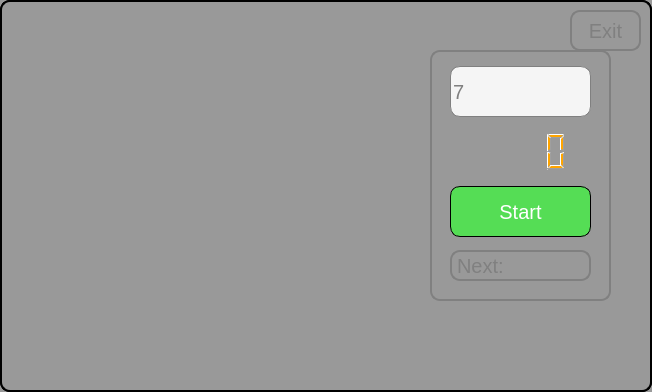
off-border/ShulteQt, file sulte.ui: the form before one commit.
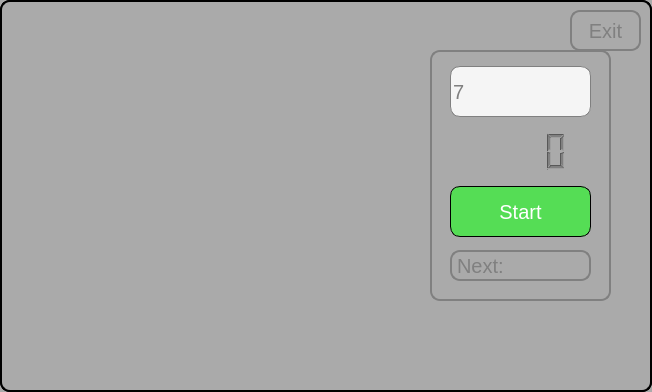
The form after the commit. Custom widgets are drawn as their Qt base class.

The edit to the form file:
```diff
--- a/sulte.ui
+++ b/sulte.ui
@@ -21,7 +21,7 @@
 	color: gray;
 }
 QWidget{
-	background-color:#999999
+	background-color:#aaa;
 }</string>
   </property>
   <widget class="QWidget" name="ebaniyWidget">
@@ -281,9 +281,234 @@
        <height>51</height>
       </rect>
      </property>
+     <property name="palette">
+      <palette>
+       <active>
+        <colorrole role="WindowText">
+         <brush brushstyle="SolidPattern">
+          <color alpha="255">
+           <red>79</red>
+           <green>79</green>
+           <blue>79</blue>
+          </color>
+         </brush>
+        </colorrole>
+        <colorrole role="Button">
+         <brush brushstyle="SolidPattern">
+          <color alpha="255">
+           <red>170</red>
+           <green>170</green>
+           <blue>170</blue>
+          </color>
+         </brush>
+        </colorrole>
+        <colorrole role="Light">
+         <brush brushstyle="SolidPattern">
+          <color alpha="255">
+           <red>88</red>
+           <green>88</green>
+           <blue>88</blue>
+          </color>
+         </brush>
+        </colorrole>
+        <colorrole role="Text">
+         <brush brushstyle="SolidPattern">
+          <color alpha="255">
+           <red>128</red>
+           <green>128</green>
+           <blue>128</blue>
+          </color>
+         </brush>
+        </colorrole>
+        <colorrole role="BrightText">
+         <brush brushstyle="SolidPattern">
+          <color alpha="255">
+           <red>88</red>
+           <green>88</green>
+           <blue>88</blue>
+          </color>
+         </brush>
+        </colorrole>
+        <colorrole role="ButtonText">
+         <brush brushstyle="SolidPattern">
+          <color alpha="255">
+           <red>99</red>
+           <green>99</green>
+           <blue>99</blue>
+          </color>
+         </brush>
+        </colorrole>
+        <colorrole role="Base">
+         <brush brushstyle="SolidPattern">
+          <color alpha="255">
+           <red>170</red>
+           <green>170</green>
+           <blue>170</blue>
+          </color>
+         </brush>
+        </colorrole>
+        <colorrole role="Window">
+         <brush brushstyle="SolidPattern">
+          <color alpha="255">
+           <red>170</red>
+           <green>170</green>
+           <blue>170</blue>
+          </color>
+         </brush>
+        </colorrole>
+       </active>
+       <inactive>
+        <colorrole role="WindowText">
+         <brush brushstyle="SolidPattern">
+          <color alpha="255">
+           <red>79</red>
+           <green>79</green>
+           <blue>79</blue>
+          </color>
+         </brush>
+        </colorrole>
+        <colorrole role="Button">
+         <brush brushstyle="SolidPattern">
+          <color alpha="255">
+           <red>170</red>
+           <green>170</green>
+           <blue>170</blue>
+          </color>
+         </brush>
+        </colorrole>
+        <colorrole role="Light">
+         <brush brushstyle="SolidPattern">
+          <color alpha="255">
+           <red>88</red>
+           <green>88</green>
+           <blue>88</blue>
+          </color>
+         </brush>
+        </colorrole>
+        <colorrole role="Text">
+         <brush brushstyle="SolidPattern">
+          <color alpha="255">
+           <red>128</red>
+           <green>128</green>
+           <blue>128</blue>
+          </color>
+         </brush>
+        </colorrole>
+        <colorrole role="BrightText">
+         <brush brushstyle="SolidPattern">
+          <color alpha="255">
+           <red>88</red>
+           <green>88</green>
+           <blue>88</blue>
+          </color>
+         </brush>
+        </colorrole>
+        <colorrole role="ButtonText">
+         <brush brushstyle="SolidPattern">
+          <color alpha="255">
+           <red>99</red>
+           <green>99</green>
+           <blue>99</blue>
+          </color>
+         </brush>
+        </colorrole>
+        <colorrole role="Base">
+         <brush brushstyle="SolidPattern">
+          <color alpha="255">
+           <red>170</red>
+           <green>170</green>
+           <blue>170</blue>
+          </color>
+         </brush>
+        </colorrole>
+        <colorrole role="Window">
+         <brush brushstyle="SolidPattern">
+          <color alpha="255">
+           <red>170</red>
+           <green>170</green>
+           <blue>170</blue>
+          </color>
+         </brush>
+        </colorrole>
+       </inactive>
+       <disabled>
+        <colorrole role="WindowText">
+         <brush brushstyle="SolidPattern">
+          <color alpha="255">
+           <red>128</red>
+           <green>128</green>
+           <blue>128</blue>
+          </color>
+         </brush>
+        </colorrole>
+        <colorrole role="Button">
+         <brush brushstyle="SolidPattern">
+          <color alpha="255">
+           <red>170</red>
+           <green>170</green>
+           <blue>170</blue>
+          </color>
+         </brush>
+        </colorrole>
+        <colorrole role="Light">
+         <brush brushstyle="SolidPattern">
+          <color alpha="255">
+           <red>88</red>
+           <green>88</green>
+           <blue>88</blue>
+          </color>
+         </brush>
+        </colorrole>
+        <colorrole role="Text">
+         <brush brushstyle="SolidPattern">
+          <color alpha="255">
+           <red>128</red>
+           <green>128</green>
+           <blue>128</blue>
+          </color>
+         </brush>
+        </colorrole>
+        <colorrole role="BrightText">
+         <brush brushstyle="SolidPattern">
+          <color alpha="255">
+           <red>88</red>
+           <green>88</green>
+           <blue>88</blue>
+          </color>
+         </brush>
+        </colorrole>
+        <colorrole role="ButtonText">
+         <brush brushstyle="SolidPattern">
+          <color alpha="255">
+           <red>128</red>
+           <green>128</green>
+           <blue>128</blue>
+          </color>
+         </brush>
+        </colorrole>
+        <colorrole role="Base">
+         <brush brushstyle="SolidPattern">
+          <color alpha="255">
+           <red>170</red>
+           <green>170</green>
+           <blue>170</blue>
+          </color>
+         </brush>
+        </colorrole>
+        <colorrole role="Window">
+         <brush brushstyle="SolidPattern">
+          <color alpha="255">
+           <red>170</red>
+           <green>170</green>
+           <blue>170</blue>
+          </color>
+         </brush>
+        </colorrole>
+       </disabled>
+      </palette>
+     </property>
      <property name="styleSheet">
-      <string notr="true">color: orange;
-font-weight: bold;
+      <string notr="true">font-weight: bold;
 border-color:transparent;</string>
      </property>
     </widget>
```
Left out of the diff: 7 changed lines with no effect on the pictures.
